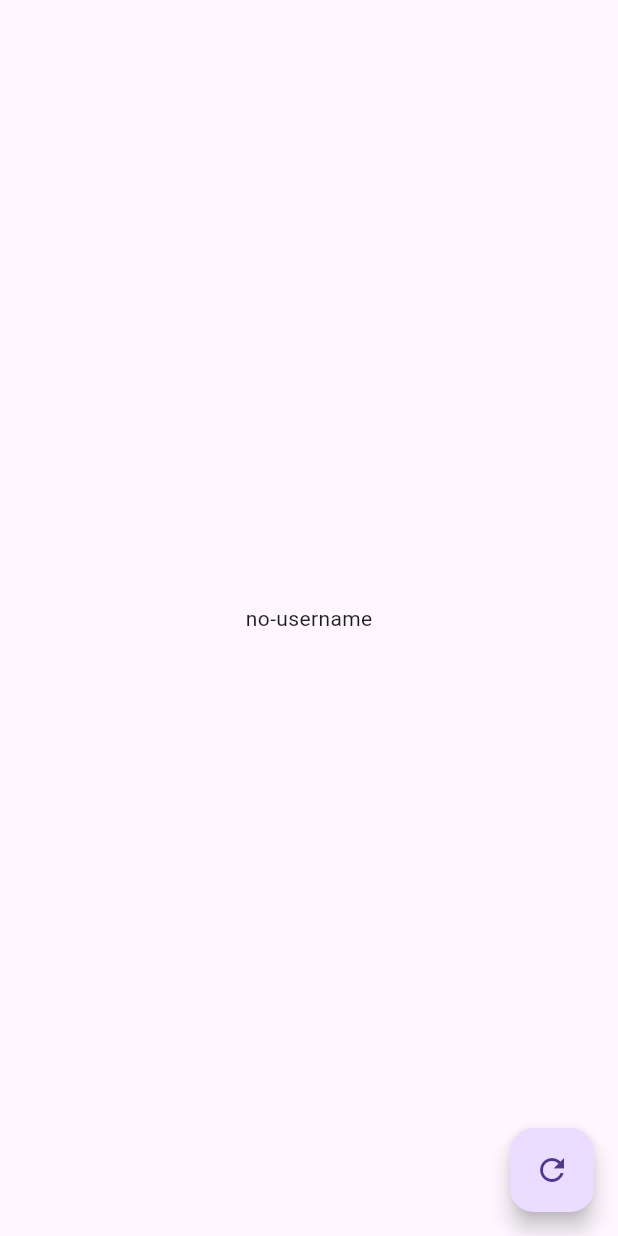
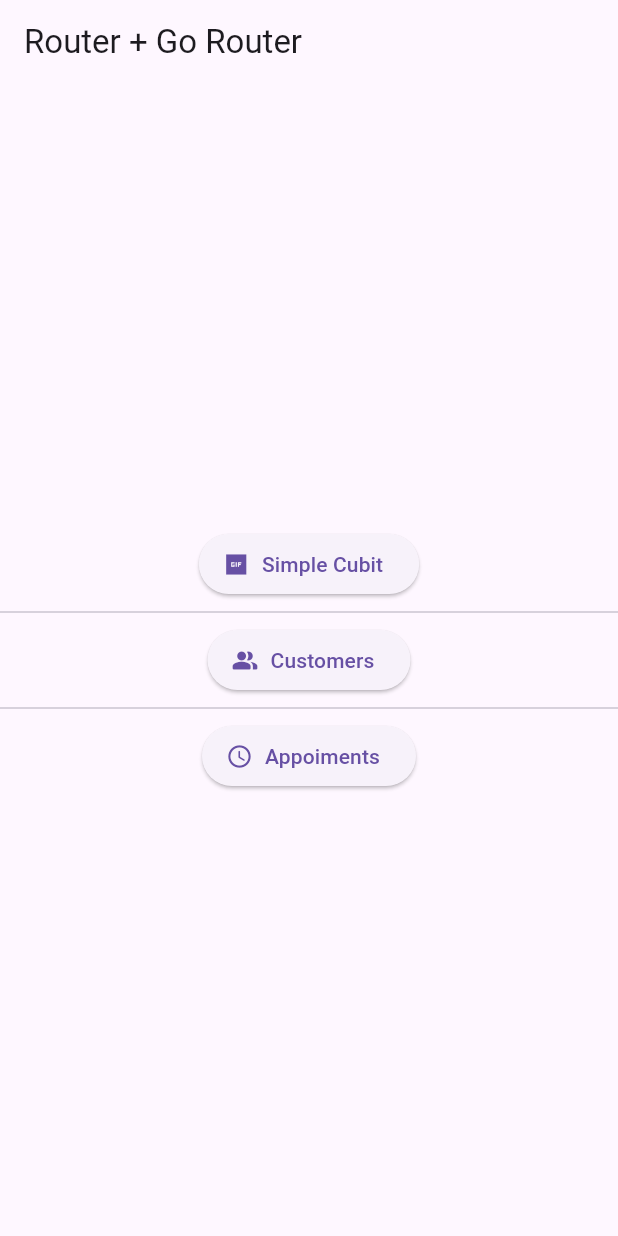
Before and after one commit to javerage/blocCourse, a Flutter app: the screen it shows after launch, on a phone screen of 412 x 824 dp. Run offline on Flutter 3.47's test engine with Material 3 defaults, Android fonts, the phone set to English and light mode, and no system bars; our stand-ins replace bloc, flutter_bloc, go_router; missing offline and left inert: random_name_generator.

Commit message:
Updated the code with Practice Two for page navigation.

```diff
--- a/lib/01_cubit/01-simple_cubit/presentation/screens/user_name_screen.dart
+++ b/lib/01_cubit/01-simple_cubit/presentation/screens/user_name_screen.dart
@@ -1,5 +1,5 @@
 import 'package:bloccourse/01_cubit/01-simple_cubit/presentation/blocs/blocs.dart';
-import 'package:bloccourse/configurations/random_generator_name.dart';
+import 'package:bloccourse/config/helpers/random_generator_name.dart';
 import 'package:flutter/material.dart';
 import 'package:flutter_bloc/flutter_bloc.dart';
 
@@ -10,6 +10,9 @@ class UserNameScreen extends StatelessWidget {
   Widget build(BuildContext context) {
     // final userNameCubit = context.watch<UserNameCubit>();
     return Scaffold(
+      appBar: AppBar(
+        title: const Text('Simple Cubit'),
+      ),
       body: SafeArea(
         child: Center(
           child: BlocBuilder<UserNameCubit, String>(
--- /dev/null
+++ b/lib/01_cubit/02-cubit_router/presentation/blocs/blocs.dart
@@ -0,0 +1 @@
+export './router_simple_cubit.dart';
--- /dev/null
+++ b/lib/01_cubit/02-cubit_router/presentation/blocs/router_simple_cubit.dart
@@ -0,0 +1,17 @@
+import 'package:bloc/bloc.dart';
+import 'package:bloccourse/config/router/app_router.dart';
+import 'package:go_router/go_router.dart';
+
+class RouterSimpleCubit extends Cubit<GoRouter> {
+  RouterSimpleCubit() : super(publicRoutes);
+
+  void goBack() => state.pop();
+
+  void goHome() => state.go('/');
+
+  void goCustomers() => state.go('/customers');
+
+  void goAppoiments() => state.go('/appoiments');
+
+  void goSimpleCubit() => state.go('/simplecubit');
+}
--- /dev/null
+++ b/lib/01_cubit/02-cubit_router/presentation/screens/home_router_screen.dart
@@ -0,0 +1,43 @@
+import 'package:bloccourse/01_cubit/02-cubit_router/presentation/blocs/blocs.dart';
+import 'package:flutter/material.dart';
+import 'package:flutter_bloc/flutter_bloc.dart';
+
+class HomeRouterScreen extends StatelessWidget {
+  const HomeRouterScreen({super.key});
+
+  @override
+  Widget build(BuildContext context) {
+    return Scaffold(
+      appBar: AppBar(
+        title: const Text('Router + Go Router'),
+      ),
+      body: Column(
+        mainAxisAlignment: MainAxisAlignment.center,
+        children: [
+          ElevatedButton.icon(
+            onPressed: () {
+              context.read<RouterSimpleCubit>().goSimpleCubit();
+            },
+            label: const Text('Simple Cubit'),
+            icon: const Icon(Icons.gif_box_sharp),
+          ),
+          Divider(),
+          ElevatedButton.icon(
+            onPressed: () {
+              context.read<RouterSimpleCubit>().goCustomers();
+            },
+            label: const Text('Customers'),
+            icon: Icon(Icons.people_alt_rounded),
+          ),
+          Divider(),
+          ElevatedButton.icon(
+              onPressed: () {
+                context.read<RouterSimpleCubit>().goAppoiments();
+              },
+              label: const Text('Appoiments'),
+              icon: Icon(Icons.schedule_rounded))
+        ],
+      )
+    );
+  }
+}
--- /dev/null
+++ b/lib/01_cubit/02-cubit_router/presentation/screens/screens.dart
@@ -0,0 +1,3 @@
+export './home_router_screen.dart';
+export './appoiment_screen.dart';
+export './customer_screen.dart';
--- a/lib/configurations/random_generator_name.dart
+++ b/lib/config/helpers/random_generator_name.dart
@@ -1,5 +1,5 @@
 import 'package:random_name_generator/random_name_generator.dart';
 
 class RandomGeneratorNames {
-  static getName() => RandomNames().fullName();
+  static String getName() => RandomNames().fullName();
 }
--- /dev/null
+++ b/lib/config/router/app_router.dart
@@ -0,0 +1,28 @@
+import 'package:bloccourse/01_cubit/01-simple_cubit/presentation/screens/screens.dart';
+import 'package:bloccourse/01_cubit/02-cubit_router/presentation/screens/screens.dart';
+import 'package:go_router/go_router.dart';
+
+final GoRouter publicRoutes = GoRouter(
+  routes: [
+    GoRoute(
+      path: '/',
+      builder: (context, state) {
+        return const HomeRouterScreen();
+      },
+      routes: [
+        GoRoute(
+          path: 'appoiments',
+          builder: (context, state) => const AppoimentScreen(),
+        ),
+        GoRoute(
+          path: 'customers',
+          builder: (context, state) => const CustomerScreen(),
+        ),
+        GoRoute(
+          path: 'simplecubit',
+          builder: (context, state) => const UserNameScreen(),
+        ),
+      ]
+    ),
+  ],
+);
--- a/lib/main.dart
+++ b/lib/main.dart
@@ -1,5 +1,6 @@
 import 'package:bloccourse/01_cubit/01-simple_cubit/presentation/blocs/blocs.dart';
-import 'package:bloccourse/01_cubit/01-simple_cubit/presentation/screens/screens.dart';
+import 'package:bloccourse/01_cubit/02-cubit_router/presentation/blocs/blocs.dart';
+import 'package:bloccourse/01_cubit/02-cubit_router/presentation/screens/screens.dart';
 import 'package:flutter/material.dart';
 import 'package:flutter_bloc/flutter_bloc.dart';
 
@@ -17,6 +18,9 @@ class BlocsProviders extends StatelessWidget {
         BlocProvider(
           create: (context) => UserNameCubit(),
         ),
+        BlocProvider(
+          create: (context) => RouterSimpleCubit()
+        )
       ],
       child: const MyApp(),
     );
@@ -28,9 +32,11 @@ class MyApp extends StatelessWidget {
 
   @override
   Widget build(BuildContext context) {
-    return MaterialApp(
+    final appRouter = context.watch<RouterSimpleCubit>().state;
+    return MaterialApp.router(
       debugShowCheckedModeBanner: false,
-      home: const UserNameScreen(),
+      title: 'Bloc Course',
+      routerConfig: appRouter,
     );
   }
 }
```
Also changed, not shown: lib/01_cubit/02-cubit_router/presentation/screens/appoiment_screen.dart (added, +26 -0 lines), lib/01_cubit/02-cubit_router/presentation/screens/customer_screen.dart (added, +25 -0 lines), lib/config/config.dart (added).
